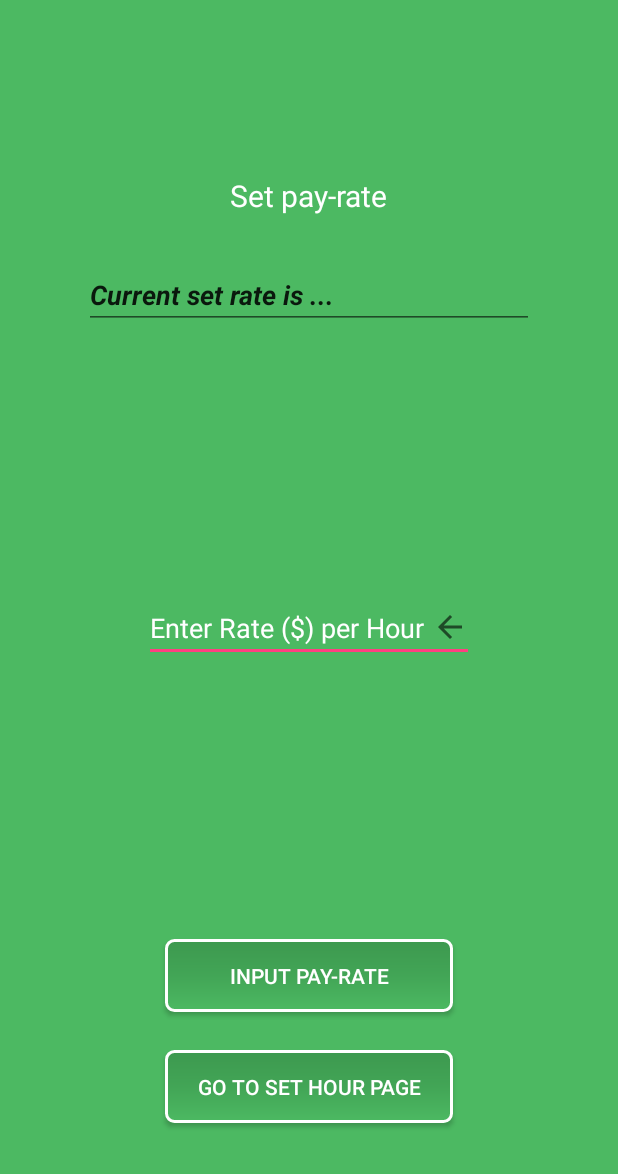
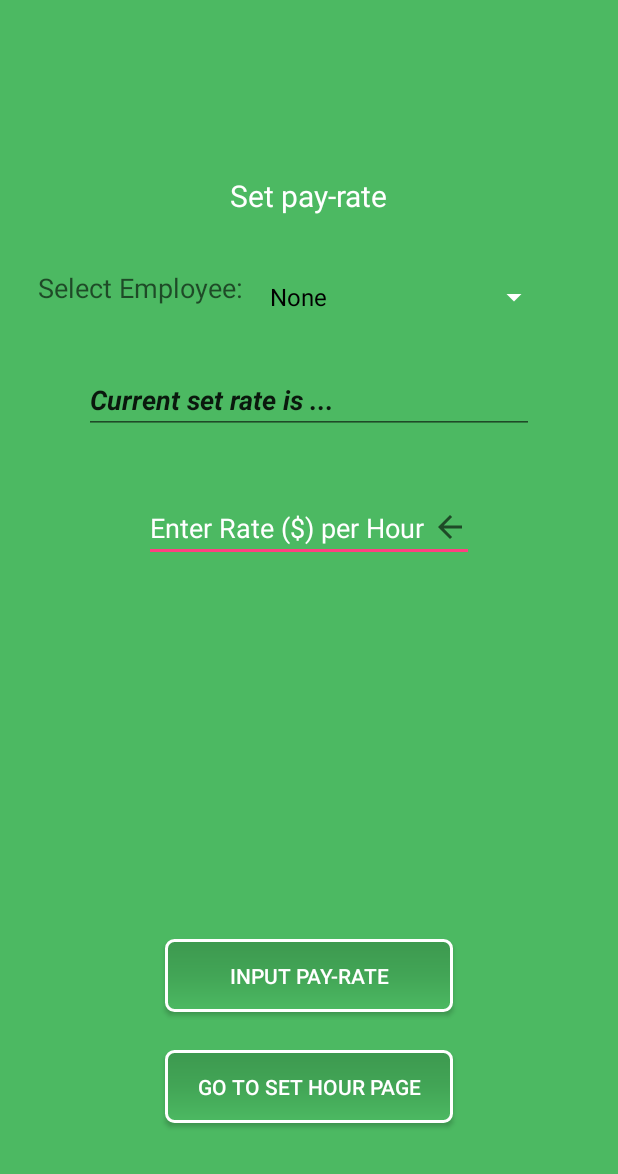
Before and after one commit to AllTheWage/AndroidAllTheWage, an Android app: the set_pay_rate screen opened directly, with no data from a screen before it, on a phone screen of 412 x 824 dp, the part 62-1236 px from its top. Run offline under Robolectric (Android 15) with nearby library versions, the phone set to English and light mode, and no system bars; our stand-ins replace Firebase (no records; nobody signed in at launch, a user with empty details on screens opened directly).

Commit message:
Added some Firebase functionality to set_pay_rate
A spinner was added to access the names and other fields of the Firebase database, and a few minor adjustments

```diff
--- a/AllTheWage/app/src/main/java/com/example/alex/allthewage/set_hours.java
+++ b/AllTheWage/app/src/main/java/com/example/alex/allthewage/set_hours.java
@@ -26,6 +26,9 @@ import android.widget.TextView;
  *      - Maybe include a "current rate"
  *      - Remove the underline in currentHourText
  *      - Integrate Firebase
+ *      - May have a major rehaul depending on what team wants on the geolocation implementation
+ *          - Change this to more of an hour counter based on geolocation?
+ *          - Or manually input hours?
  */
 
 public class set_hours extends AppCompatActivity {
@@ -34,10 +37,6 @@ public class set_hours extends AppCompatActivity {
     TextView currentHourDisplayText;
     EditText enterHourText;
 
-    // Get Functions
-    double getHours(){
-        return hours;
-    }
 
     @Override
     protected void onCreate(@Nullable Bundle savedInstanceState) {
--- a/AllTheWage/app/src/main/java/com/example/alex/allthewage/set_pay_rate.java
+++ b/AllTheWage/app/src/main/java/com/example/alex/allthewage/set_pay_rate.java
@@ -8,9 +8,14 @@ import android.support.v7.widget.Toolbar;
 import android.view.Menu;
 import android.view.MenuItem;
 import android.view.View;
+import android.widget.ArrayAdapter;
 import android.widget.Button;
 import android.widget.EditText;
+import android.widget.Spinner;
 import android.widget.TextView;
+import com.google.firebase.database.*;
+import java.util.ArrayList;
+import java.util.List;
 
 /**
  * Created by Alex on 11/1/2017.
@@ -21,20 +26,27 @@ import android.widget.TextView;
  *      - Add exception for null value input click
  *      - Limit input to 2 decimal places
  *      - Getting and saving current hour/rate from "employee profile"
- *      - Change onCreate text for currentRateText to display current rate initially, 0 if nothing
  *      - Maybe include a "current hour"
  *      - Remove the underline in currentRateText
- *      - Integrate Firebase
+ *      - Might need to change the initial "None" in names
+ *      - More Firebase implementations
+ *          - Setting Pay Rate
+ *          - returning hour rate (maybe do something similar to what i did with names)
+ *          - Maybe do something like "Current paycheck amount"
  */
 
 public class set_pay_rate extends AppCompatActivity {
 
     private double payRate;
+    private List<String> names;
     TextView currentRateDisplayText;
     EditText enterRateText;
+    Spinner nameSpinner;
+    ArrayAdapter<String> nameAdapter;
 
-    // Get Functions
-    double getPayRate(){ return payRate; }
+    // *** Need a way to get current employer logged in info
+    // String companyName = FirebaseDatabase.getInstance().getReference().child("EMPLOYERS").child("Companies").
+    DatabaseReference ref = FirebaseDatabase.getInstance().getReference().child("EMPLOYEES").child("Second Test Company");
 
     @Override
     protected void onCreate(@Nullable Bundle savedInstanceState) {
@@ -46,6 +58,35 @@ public class set_pay_rate extends AppCompatActivity {
         // Make sure the toolbar exists in the activity and is not null
         setSupportActionBar(toolbar);
 
+        // access employees database and implement spinner
+        ref.addValueEventListener(
+                new ValueEventListener() {
+                    @Override
+                    public void onDataChange(DataSnapshot dataSnapshot) {
+                        // collectName((Map<String, Object>) dataSnapshot.getValue());
+                        names = new ArrayList<String>();
+                        names.add("None"); // Initial selection
+
+                        // Iterate through employee IDs and retrieve names
+                        for(DataSnapshot employee : dataSnapshot.getChildren()){
+                            String name = employee.child("Name").getValue(String.class);
+                            names.add(name);
+                        }
+
+                        // Spinner implementation
+                        nameSpinner = (Spinner) findViewById(R.id.nameSpinner);
+                        nameAdapter = new ArrayAdapter<String>(set_pay_rate.this, android.R.layout.simple_spinner_dropdown_item, names);
+                        nameAdapter.setDropDownViewResource(android.R.layout.simple_spinner_dropdown_item);
+                        nameSpinner.setAdapter(nameAdapter);
+                    }
+
+                    @Override
+                    public void onCancelled(DatabaseError databaseError) {
+
+                    }
+                }
+
+        );
 
         currentRateDisplayText = (TextView) findViewById(R.id.currentRateDisplayText);
         enterRateText = (EditText) findViewById(R.id.enterRateText);
@@ -72,7 +113,6 @@ public class set_pay_rate extends AppCompatActivity {
             }
         });
     }
-
 
     public boolean onCreateOptionsMenu(Menu menu){
         getMenuInflater().inflate(R.menu.mymenu, menu);
--- a/AllTheWage/app/src/main/res/layout/set_pay_rate.xml
+++ b/AllTheWage/app/src/main/res/layout/set_pay_rate.xml
@@ -10,11 +10,12 @@
         android:id="@+id/toolbar"
         android:layout_width="match_parent"
         android:layout_height="wrap_content"
+        android:layout_alignParentBottom="true"
+        android:layout_alignParentStart="true"
         android:background="@color/green"
-        app:titleTextColor="#fff"
         android:minHeight="?attr/actionBarSize"
-        android:titleTextColor="@android:color/white">
-    </android.support.v7.widget.Toolbar>
+        android:titleTextColor="@android:color/white"
+        app:titleTextColor="#fff"></android.support.v7.widget.Toolbar>
 
     <RelativeLayout
         android:layout_width="match_parent"
@@ -58,9 +59,8 @@
             android:id="@+id/enterRateText"
             android:layout_width="wrap_content"
             android:layout_height="wrap_content"
+            android:layout_below="@+id/currentRateDisplayText"
             android:layout_centerHorizontal="true"
-            android:layout_centerVertical="true"
-            android:layout_marginLeft="-8dp"
             android:width="220dp"
             android:drawableRight="?attr/actionModeCloseDrawable"
             android:ems="10"
@@ -75,13 +75,36 @@
             android:id="@+id/currentRateDisplayText"
             android:layout_width="wrap_content"
             android:layout_height="wrap_content"
-            android:layout_below="@+id/textView2"
+            android:layout_below="@+id/SelectEmployee"
             android:layout_centerHorizontal="true"
             android:width="300dp"
             android:ems="10"
             android:inputType="textEmailAddress|textPersonName"
+            android:paddingTop="50dp"
             android:text="Current set rate is ..."
             android:textStyle="bold|italic" />
+
+        <Spinner
+            android:id="@+id/nameSpinner"
+            android:layout_width="200dp"
+            android:layout_height="wrap_content"
+            android:layout_below="@+id/textView2"
+            android:layout_toEndOf="@+id/SelectEmployee"
+            android:layout_toRightOf="@+id/SelectEmployee"
+            android:backgroundTint="@color/common_google_signin_btn_text_dark_default"
+            android:paddingLeft="5dp"
+            android:textAlignment="center" />
+
+        <TextView
+            android:id="@+id/SelectEmployee"
+            android:layout_width="wrap_content"
+            android:layout_height="wrap_content"
+            android:layout_alignParentStart="true"
+            android:layout_below="@+id/textView2"
+            android:layout_marginStart="25dp"
+            android:paddingTop="5dp"
+            android:text="Select Employee: "
+            android:textAppearance="@style/TextAppearance.AppCompat.Medium" />
 
     </RelativeLayout>
 
```
